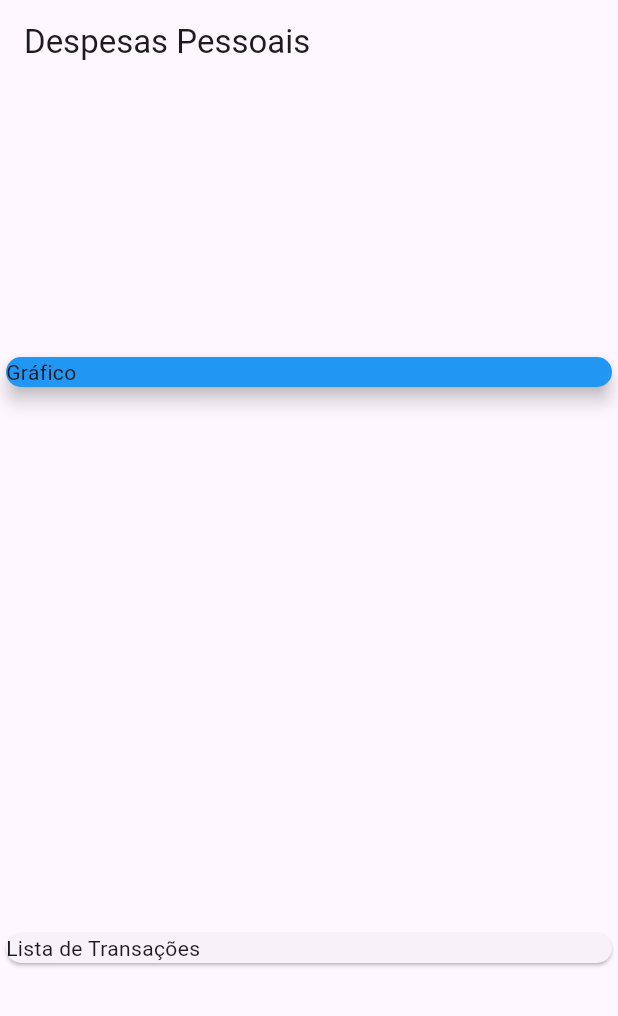
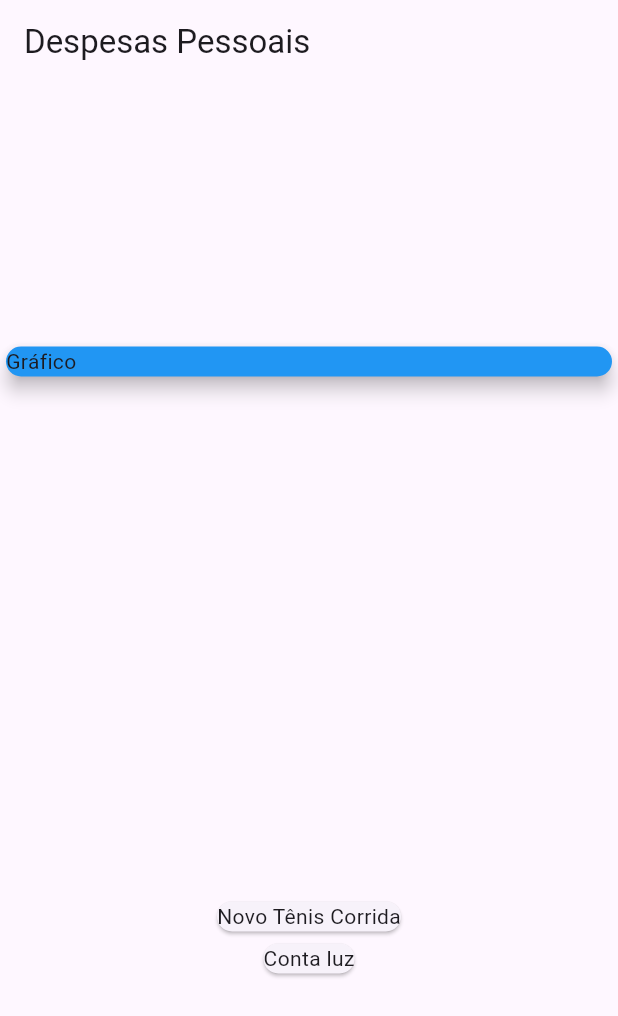
Before and after one commit to adevalter/expenses, a Flutter app: the screen it shows after launch, on a phone screen of 412 x 824 dp. Shown: the top 1016 px of the screen. Run offline on Flutter 3.47's test engine with Material 3 defaults, Android fonts, the phone set to English and light mode, and no system bars.

```diff
--- a/lib/main.dart
+++ b/lib/main.dart
@@ -8,12 +8,11 @@ class ExpensesApp extends StatelessWidget {
 
   @override
   Widget build(BuildContext context) {
-    return const MaterialApp(home: MyHomePage());
+    return  MaterialApp(home: MyHomePage());
   }
 }
 
 class MyHomePage extends StatelessWidget {
-
   MyHomePage({super.key});
 
   final _transaction = [
@@ -22,14 +21,9 @@ class MyHomePage extends StatelessWidget {
         title: 'Novo Tênis Corrida',
         value: 310.76,
         date: DateTime.now()),
-        Transaction(
-        id: 't2',
-        title: 'Conta luz',
-        value: 310.76,
-        date: DateTime.now())
+    Transaction(
+        id: 't2', title: 'Conta luz', value: 310.76, date: DateTime.now()),
   ];
-
-
 
   @override
   Widget build(BuildContext context) {
@@ -44,8 +38,14 @@ class MyHomePage extends StatelessWidget {
             child: const Card(
                 color: Colors.blue, elevation: 5, child: Text("Gráfico")),
           ),
-          Card(
-            child: Text('Lista de Transações'),
+          Column(
+            children: <Widget>[
+              ..._transaction.map((tr) {
+                return Card(
+                  child: Text(tr.title),
+                );
+              })
+            ],
           )
         ],
       ),
```
